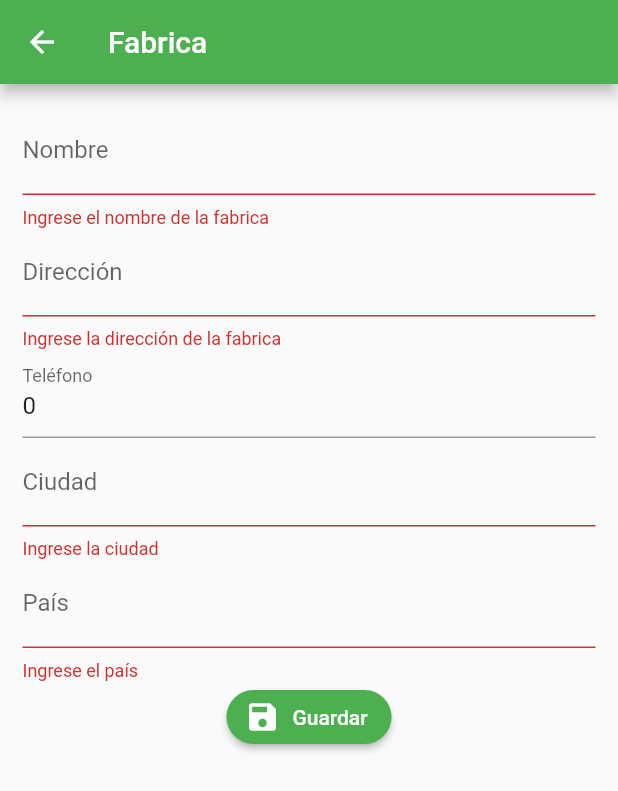
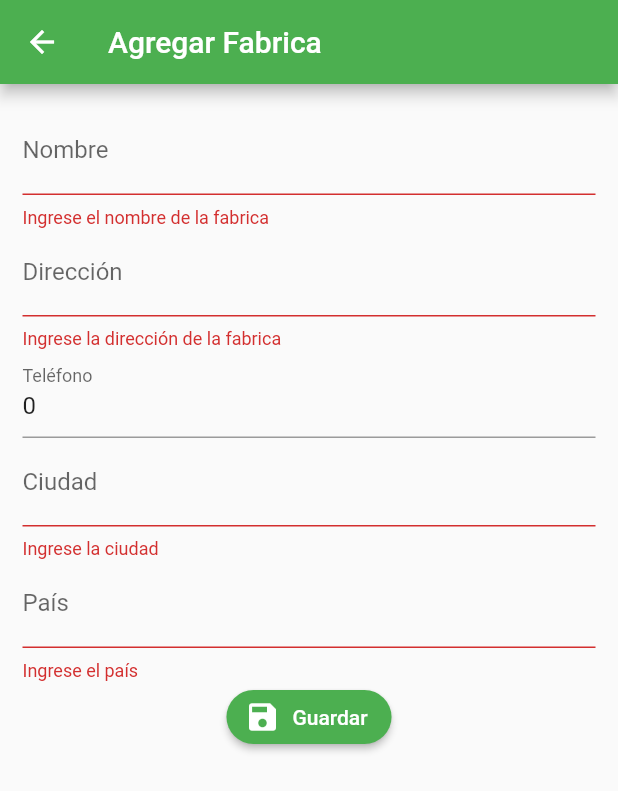
Before and after one commit to mateo-a/factory_app, a Flutter app: the AddFactory screen opened by its route, after a tap on "Guardar", on a phone screen of 412 x 824 dp. Shown: the top 791 px of the screen. Run offline on Flutter 3.47's test engine with Material 2 defaults, Android fonts, the phone set to English and light mode, and no system bars; our stand-ins replace rxdart.

Commit message:
[Update] Updating add_factory to use provider

```diff
--- a/lib/src/pages/add_factory.dart
+++ b/lib/src/pages/add_factory.dart
@@ -1,5 +1,6 @@
 import 'package:flutter/material.dart';
 import 'package:formvalidation/src/models/factory_model.dart';
+import 'package:formvalidation/src/providers/factories_provider.dart';
 import 'package:formvalidation/src/utils/utils.dart' as utils;
 
 class AddFactory extends StatefulWidget {
@@ -9,13 +10,15 @@ class AddFactory extends StatefulWidget {
 
 class _AddFactoryState extends State<AddFactory> {
   final formKey = GlobalKey<FormState>();
+  final factoriesProvider = new FactoriesProvider();
+
   FactoryModel fabrica = new FactoryModel();
 
   @override
   Widget build(BuildContext context) {
     return Scaffold(
       appBar: AppBar(
-        title: Text('Fabrica'),
+        title: Text('Agregar Fabrica'),
       ),
       body: SingleChildScrollView(
         child: Container(
@@ -133,5 +136,7 @@ class _AddFactoryState extends State<AddFactory> {
     if (!formKey.currentState.validate()) return;
     formKey.currentState.save();
     print('Todo se validó correctamente');
+
+    factoriesProvider.crearFabrica(fabrica);
   }
 }
```
